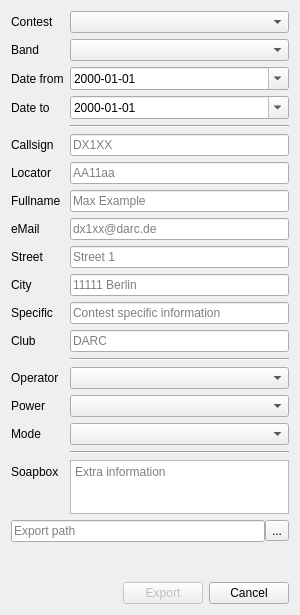
First picture: the form in ui_files/ContestDlg.ui, repository gitandy/DragonLog, before the edit.
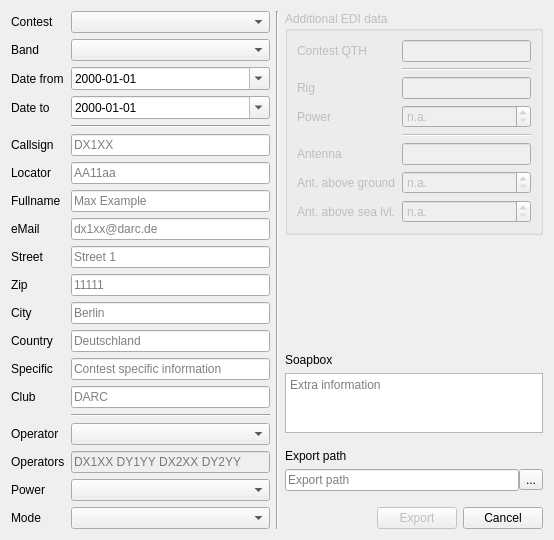
Second picture: the form after the edit.

Commit message: Added more editable information to contest export Added/fixed type hints

What changed in the file:
```diff
--- a/ui_files/ContestDlg.ui
+++ b/ui_files/ContestDlg.ui
@@ -6,14 +6,16 @@
    <rect>
     <x>0</x>
     <y>0</y>
-    <width>300</width>
-    <height>615</height>
+    <width>554</width>
+    <height>516</height>
    </rect>
   </property>
   <property name="windowTitle">
    <string>Contest Export</string>
   </property>
-  <layout class="QVBoxLayout" name="verticalLayout">
+  <layout class="QHBoxLayout" name="horizontalLayout_3">
+   <item>
+    <layout class="QVBoxLayout" name="verticalLayout_2">
    <item>
     <layout class="QFormLayout" name="formLayout">
      <item row="0" column="0">
@@ -81,7 +83,7 @@
       </widget>
      </item>
      <item row="4" column="1">
-      <widget class="Line" name="line">
+        <widget class="Line" name="line_2">
        <property name="orientation">
         <enum>Qt::Horizontal</enum>
        </property>
@@ -157,76 +159,63 @@
        </property>
       </widget>
      </item>
-     <item row="10" column="0">
+       <item row="11" column="0">
       <widget class="QLabel" name="label_8">
        <property name="text">
         <string>City</string>
        </property>
       </widget>
      </item>
-     <item row="10" column="1">
+       <item row="11" column="1">
       <widget class="QLineEdit" name="cityLineEdit">
        <property name="placeholderText">
-        <string>11111 Berlin</string>
+          <string>Berlin</string>
        </property>
       </widget>
      </item>
-     <item row="11" column="0">
+       <item row="13" column="0">
       <widget class="QLabel" name="specificLabel">
        <property name="text">
         <string>Specific</string>
        </property>
       </widget>
      </item>
-     <item row="11" column="1">
+       <item row="13" column="1">
       <widget class="QLineEdit" name="specificLineEdit">
        <property name="placeholderText">
         <string>Contest specific information</string>
        </property>
       </widget>
      </item>
-     <item row="12" column="0">
+       <item row="14" column="0">
       <widget class="QLabel" name="label_9">
        <property name="text">
         <string>Club</string>
        </property>
       </widget>
      </item>
-     <item row="12" column="1">
+       <item row="14" column="1">
       <widget class="QLineEdit" name="clubLineEdit">
        <property name="placeholderText">
         <string>DARC</string>
        </property>
       </widget>
      </item>
-     <item row="13" column="1">
-      <widget class="Line" name="line_2">
-       <property name="orientation">
-        <enum>Qt::Horizontal</enum>
-       </property>
-      </widget>
-     </item>
-     <item row="14" column="0">
+       <item row="16" column="0">
       <widget class="QLabel" name="label_15">
        <property name="text">
         <string>Operator</string>
        </property>
       </widget>
      </item>
-     <item row="14" column="1">
-      <widget class="QComboBox" name="opComboBox"/>
-     </item>
-     <item row="15" column="0">
+       <item row="18" column="0">
       <widget class="QLabel" name="label_13">
        <property name="text">
         <string>Power</string>
        </property>
       </widget>
      </item>
-     <item row="15" column="1">
-      <widget class="QComboBox" name="powerComboBox"/>
-     </item>
-     <item row="16" column="0">
+       <item row="19" column="0">
       <widget class="QLabel" name="label_12">
        <property name="text">
         <string>Mode</string>
@@ -234,23 +223,247 @@
       </widget>
      </item>
      <item row="16" column="1">
+        <widget class="QComboBox" name="opComboBox"/>
+       </item>
+       <item row="18" column="1">
+        <widget class="QComboBox" name="powerComboBox"/>
+       </item>
+       <item row="19" column="1">
       <widget class="QComboBox" name="modeComboBox"/>
      </item>
-     <item row="17" column="1">
+       <item row="15" column="1">
       <widget class="Line" name="line_3">
        <property name="orientation">
         <enum>Qt::Horizontal</enum>
        </property>
       </widget>
      </item>
-     <item row="18" column="0">
+       <item row="10" column="0">
+        <widget class="QLabel" name="label_23">
+         <property name="text">
+          <string>Zip</string>
+         </property>
+        </widget>
+       </item>
+       <item row="10" column="1">
+        <widget class="QLineEdit" name="zipLineEdit">
+         <property name="placeholderText">
+          <string>11111</string>
+         </property>
+        </widget>
+       </item>
+       <item row="12" column="0">
+        <widget class="QLabel" name="label_24">
+         <property name="text">
+          <string>Country</string>
+         </property>
+        </widget>
+       </item>
+       <item row="12" column="1">
+        <widget class="QLineEdit" name="countryLineEdit">
+         <property name="placeholderText">
+          <string>Deutschland</string>
+         </property>
+        </widget>
+       </item>
+       <item row="17" column="1">
+        <widget class="QLineEdit" name="operatorsLineEdit">
+         <property name="enabled">
+          <bool>false</bool>
+         </property>
+         <property name="placeholderText">
+          <string>DX1XX DY1YY DX2XX DY2YY</string>
+         </property>
+        </widget>
+       </item>
+       <item row="17" column="0">
+        <widget class="QLabel" name="label_25">
+         <property name="text">
+          <string>Operators</string>
+         </property>
+        </widget>
+       </item>
+      </layout>
+     </item>
+     <item>
+      <spacer name="verticalSpacer_2">
+       <property name="orientation">
+        <enum>Qt::Vertical</enum>
+       </property>
+       <property name="sizeHint" stdset="0">
+        <size>
+         <width>20</width>
+         <height>40</height>
+        </size>
+       </property>
+      </spacer>
+     </item>
+    </layout>
+   </item>
+   <item>
+    <widget class="Line" name="line_1">
+     <property name="orientation">
+      <enum>Qt::Vertical</enum>
+     </property>
+    </widget>
+   </item>
+   <item>
+    <layout class="QVBoxLayout" name="verticalLayout">
+     <item>
+      <widget class="QGroupBox" name="ediGroupBox">
+       <property name="enabled">
+        <bool>false</bool>
+       </property>
+       <property name="title">
+        <string>Additional EDI data</string>
+       </property>
+       <layout class="QFormLayout" name="formLayout_3">
+        <item row="5" column="1">
+         <widget class="QLineEdit" name="antennaLineEdit"/>
+        </item>
+        <item row="2" column="1">
+         <widget class="QLineEdit" name="rigLineEdit"/>
+        </item>
+        <item row="5" column="0">
+         <widget class="QLabel" name="label_19">
+          <property name="text">
+           <string>Antenna</string>
+          </property>
+         </widget>
+        </item>
+        <item row="3" column="1">
+         <widget class="QSpinBox" name="powerSpinBox">
+          <property name="specialValueText">
+           <string>n.a.</string>
+          </property>
+          <property name="suffix">
+           <string> W</string>
+          </property>
+          <property name="maximum">
+           <number>999</number>
+          </property>
+         </widget>
+        </item>
+        <item row="3" column="0">
+         <widget class="QLabel" name="label_18">
+          <property name="text">
+           <string>Power</string>
+          </property>
+         </widget>
+        </item>
+        <item row="2" column="0">
+         <widget class="QLabel" name="label_20">
+          <property name="text">
+           <string>Rig</string>
+          </property>
+         </widget>
+        </item>
+        <item row="0" column="1">
+         <widget class="QLineEdit" name="qthLineEdit"/>
+        </item>
+        <item row="0" column="0">
+         <widget class="QLabel" name="label_21">
+          <property name="text">
+           <string>Contest QTH</string>
+          </property>
+         </widget>
+        </item>
+        <item row="6" column="0">
+         <widget class="QLabel" name="label_16">
+          <property name="text">
+           <string>Ant. above ground</string>
+          </property>
+         </widget>
+        </item>
+        <item row="6" column="1">
+         <widget class="QSpinBox" name="antAboveGroundSpinBox">
+          <property name="specialValueText">
+           <string>n.a.</string>
+          </property>
+          <property name="suffix">
+           <string> m</string>
+          </property>
+          <property name="minimum">
+           <number>-1</number>
+          </property>
+          <property name="maximum">
+           <number>499</number>
+          </property>
+          <property name="stepType">
+           <enum>QAbstractSpinBox::AdaptiveDecimalStepType</enum>
+          </property>
+          <property name="value">
+           <number>-1</number>
+          </property>
+         </widget>
+        </item>
+        <item row="7" column="0">
+         <widget class="QLabel" name="label_17">
+          <property name="text">
+           <string>Ant. above sea lvl.</string>
+          </property>
+         </widget>
+        </item>
+        <item row="7" column="1">
+         <widget class="QSpinBox" name="antAboveSeaSpinBox">
+          <property name="specialValueText">
+           <string>n.a.</string>
+          </property>
+          <property name="suffix">
+           <string> m</string>
+          </property>
+          <property name="minimum">
+           <number>-1</number>
+          </property>
+          <property name="maximum">
+           <number>9999</number>
+          </property>
+          <property name="stepType">
+           <enum>QAbstractSpinBox::AdaptiveDecimalStepType</enum>
+          </property>
+          <property name="value">
+           <number>-1</number>
+          </property>
+         </widget>
+        </item>
+        <item row="1" column="1">
+         <widget class="Line" name="line">
+          <property name="orientation">
+           <enum>Qt::Horizontal</enum>
+          </property>
+         </widget>
+        </item>
+        <item row="4" column="1">
+         <widget class="Line" name="line_4">
+          <property name="orientation">
+           <enum>Qt::Horizontal</enum>
+          </property>
+         </widget>
+        </item>
+       </layout>
+      </widget>
+     </item>
+     <item>
+      <spacer name="verticalSpacer">
+       <property name="orientation">
+        <enum>Qt::Vertical</enum>
+       </property>
+       <property name="sizeHint" stdset="0">
+        <size>
+         <width>20</width>
+         <height>40</height>
+        </size>
+       </property>
+      </spacer>
+     </item>
+     <item>
       <widget class="QLabel" name="label_14">
        <property name="text">
         <string>Soapbox</string>
        </property>
       </widget>
      </item>
-     <item row="18" column="1">
+     <item>
       <widget class="QPlainTextEdit" name="soapPlainTextEdit">
        <property name="minimumSize">
         <size>
@@ -269,7 +482,28 @@
        </property>
       </widget>
      </item>
-    </layout>
+     <item>
+      <spacer name="verticalSpacer_3">
+       <property name="orientation">
+        <enum>Qt::Vertical</enum>
+       </property>
+       <property name="sizeType">
+        <enum>QSizePolicy::Minimum</enum>
+       </property>
+       <property name="sizeHint" stdset="0">
+        <size>
+         <width>20</width>
+         <height>10</height>
+        </size>
+       </property>
+      </spacer>
+     </item>
+     <item>
+      <widget class="QLabel" name="label_22">
+       <property name="text">
+        <string>Export path</string>
+       </property>
+      </widget>
    </item>
    <item>
     <layout class="QHBoxLayout" name="horizontalLayout_2">
@@ -293,14 +527,17 @@
     </layout>
    </item>
    <item>
-    <spacer name="verticalSpacer">
+      <spacer name="verticalSpacer_4">
      <property name="orientation">
       <enum>Qt::Vertical</enum>
      </property>
+       <property name="sizeType">
+        <enum>QSizePolicy::Minimum</enum>
+       </property>
      <property name="sizeHint" stdset="0">
       <size>
        <width>20</width>
-       <height>40</height>
+         <height>10</height>
       </size>
      </property>
     </spacer>
@@ -340,6 +577,8 @@
     </layout>
    </item>
   </layout>
+   </item>
+  </layout>
  </widget>
  <resources/>
  <connections>
```
Left out of the diff: 35 changed lines with no effect on the pictures. Lines whose indentation alone changed are shown as unchanged. The commit also changes 5 other files.
